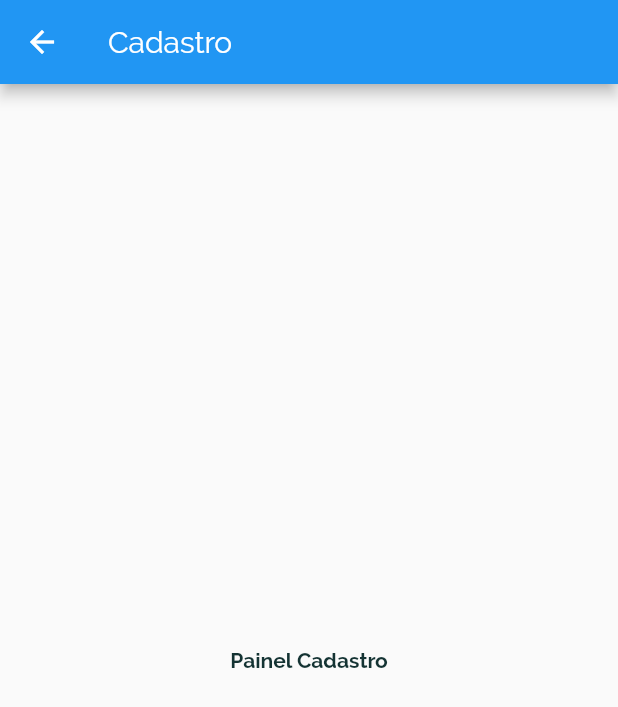
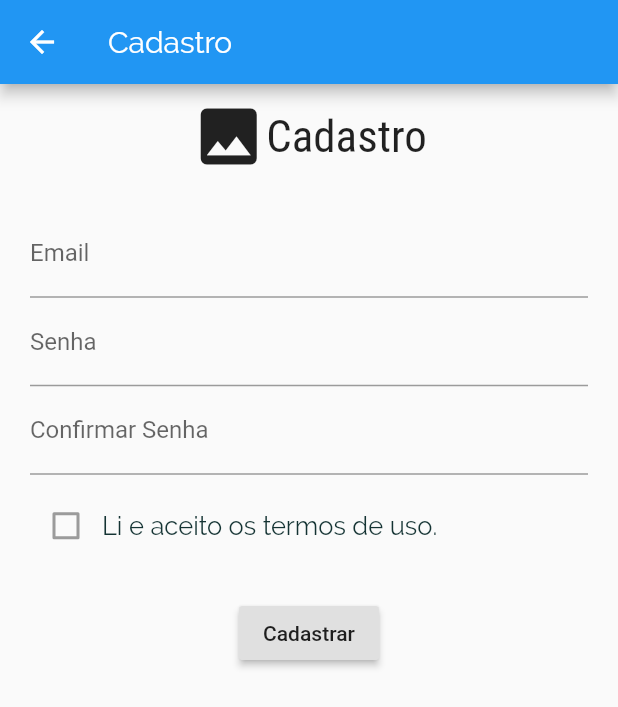
Before and after one commit to ViniPessoa8/Movin, a Flutter app: the PainelCadastro screen opened by its route, on a phone screen of 412 x 824 dp. Shown: the top 707 px of the screen. Run offline on Flutter 3.47's test engine with Material 2 defaults, Android fonts, the phone set to English and light mode, and no system bars; our stand-ins replace location.

Commit message:
feat: form cadastro do PainelCadastro

```diff
--- a/movin_project/lib/views/widgets/login/painel_cadastro.dart
+++ b/movin_project/lib/views/widgets/login/painel_cadastro.dart
@@ -7,8 +7,68 @@ class PainelCadastro extends StatelessWidget {
   Widget build(BuildContext context) {
     return Scaffold(
       appBar: AppBar(title: Text('Cadastro')),
-      body: Center(
-        child: Text('Painel Cadastro'),
+      body: Column(
+        children: [
+          Container(
+            // FORM CADASTRO
+            padding: EdgeInsets.symmetric(horizontal: 20, vertical: 10),
+            width: double.infinity,
+            height: 400,
+            child: Column(
+              mainAxisAlignment: MainAxisAlignment.spaceBetween,
+              children: [
+                Row(
+                  mainAxisAlignment: MainAxisAlignment.center,
+                  children: [
+                    Icon(Icons.image, size: 50),
+                    Text(
+                      'Cadastro',
+                      style: Theme.of(context)
+                          .textTheme
+                          .headline5
+                          .copyWith(fontSize: 30),
+                    ),
+                  ],
+                ),
+                Column(
+                  children: [
+                    TextField(
+                      decoration: InputDecoration(labelText: 'Email'),
+                    ),
+                    TextField(
+                      decoration: InputDecoration(labelText: 'Senha'),
+                      obscureText: true,
+                    ),
+                    TextField(
+                      decoration: InputDecoration(labelText: 'Confirmar Senha'),
+                      obscureText: true,
+                    ),
+                    SizedBox(
+                      height: 10,
+                    ),
+                    Row(
+                      children: [
+                        Checkbox(value: false, onChanged: null),
+                        Text('Li e aceito os termos de uso.',
+                            style: Theme.of(context)
+                                .textTheme
+                                .bodyText1
+                                .copyWith(fontSize: 17)),
+                      ],
+                    )
+                  ],
+                ),
+                RaisedButton(
+                  child: Text('Cadastrar'),
+                  onPressed: () {},
+                ),
+              ],
+            ),
+          ), // FORM CADASTRO
+          Container(
+            child: null,
+          ), // CADASTRO ALTERNATIVO
+        ],
       ),
     );
   }
```
